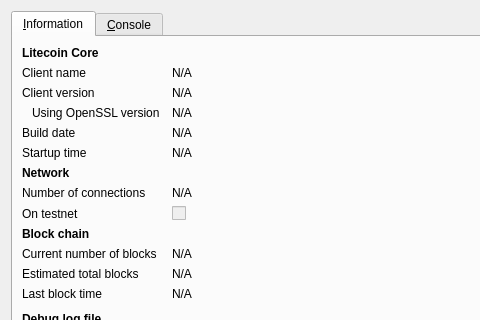
First picture: the form in src/qt/forms/rpcconsole.ui, repository nuggetbram/gammacoin, before the edit; both pictures show x 0 to 480 and y 0 to 320 of the 740 by 450 pixel window.
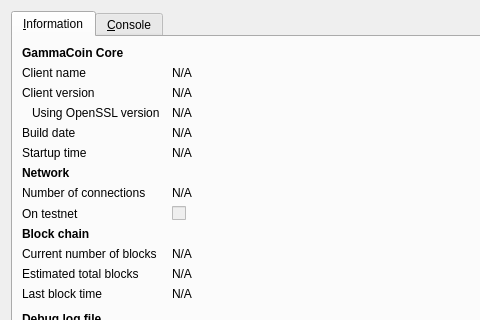
Second picture: the form after the edit. Icons and pictures are not drawn.

What changed in the file:
```diff
--- a/src/qt/forms/rpcconsole.ui
+++ b/src/qt/forms/rpcconsole.ui
@@ -36,7 +36,7 @@
           </font>
          </property>
          <property name="text">
-          <string>Litecoin Core</string>
+          <string>GammaCoin Core</string>
          </property>
         </widget>
        </item>
```
Left out of the diff: 6 changed lines with no effect on the pictures.
